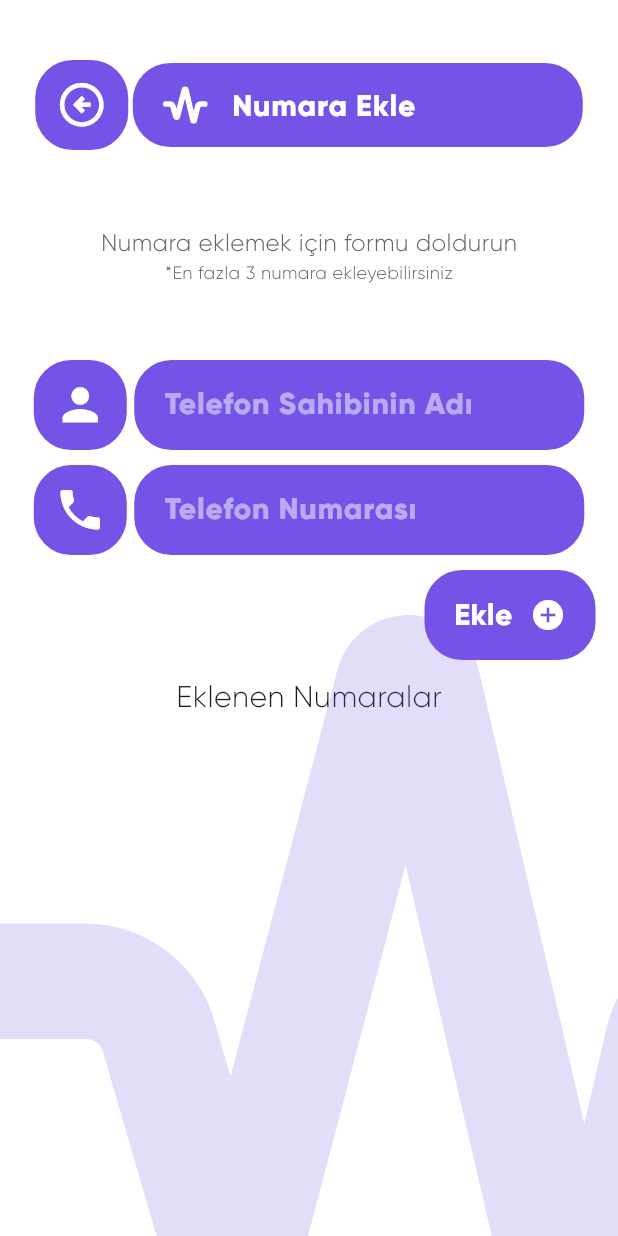
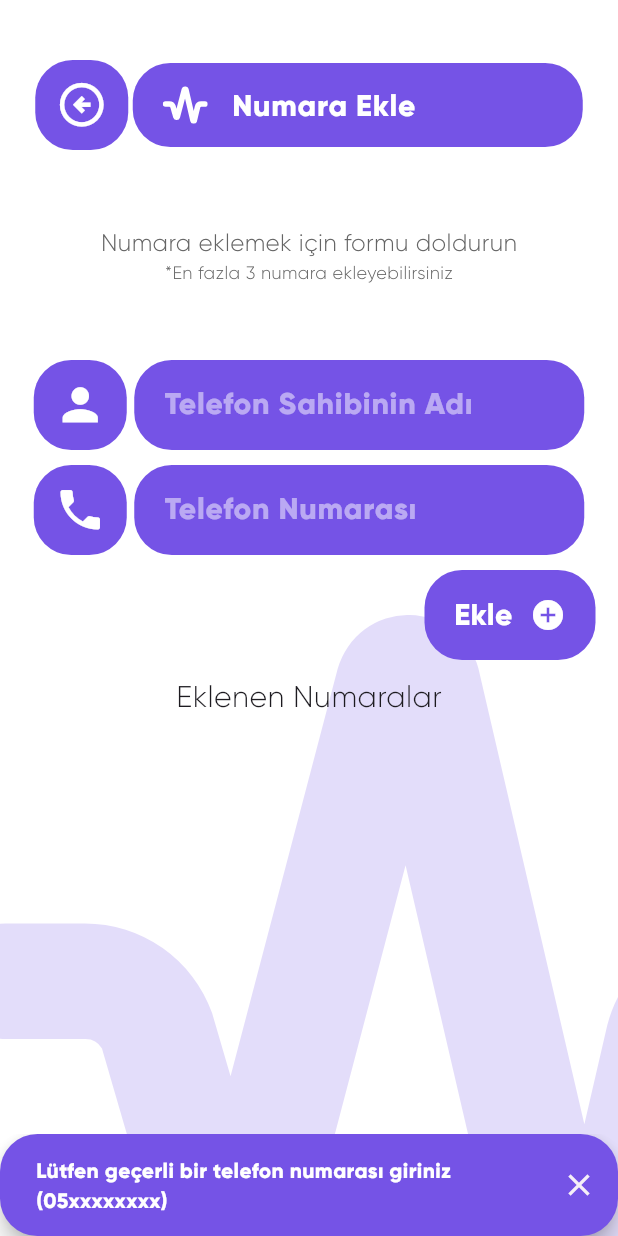
Before and after one commit to alihangedik/buradayim, a Flutter app: the NumberAdd screen opened directly, after a tap on "Ekle", on a phone screen of 412 x 824 dp. Run offline on Flutter 3.47's test engine with Material 2 defaults, Android fonts, the phone set to English and light mode, and no system bars; our stand-ins replace connectivity, flutter_svg, geocoding, geolocator, get_storage, permission_handler; missing offline and left inert: background_sms; accounts and stored records are empty.

```diff
--- a/lib/pages/number_add.dart
+++ b/lib/pages/number_add.dart
@@ -1,4 +1,3 @@
-import 'dart:convert';
 import 'dart:developer';
 
 import 'package:buradayim/components/riversible_appbar.dart';
@@ -27,7 +26,8 @@ class _NumberAddState extends State<NumberAdd> {
   late FocusNode fnPhone;
   @override
   void initState() {
-    readData();
+    readPhoneData();
+    readNameData();
     super.initState();
     tfName = TextEditingController();
     tfPhone = TextEditingController();
@@ -35,27 +35,49 @@ class _NumberAddState extends State<NumberAdd> {
     fnPhone = FocusNode();
   }
 
-  Future<void> readData() async {
-    widget.phoneList = await storageService.readData('phone') ?? [];
-    nameList = await storageService.readData('name') ?? [];
+  var nameList = [];
+
+  Future<void> readPhoneData() async {
+    for (var element in widget.phoneList) {
+      await storageService.readData(element) ?? [];
+    }
   }
 
-  Future<void> saveData() async {
-    await storageService.saveData('phone', widget.phoneList.toString());
-    await storageService.saveData('name', nameList.toString());
+  Future<void> readNameData() async {
+    for (var element in nameList) {
+      await storageService.readData(element) ?? ['Alihan'];
+    }
   }
 
-  var nameList = [];
+  Future<void> savePhoneData() async {
+    await storageService.saveData('phone', widget.phoneList.toString());
+  }
+
+  Future<void> saveNameData() async {
+    await storageService.saveData('name', tfName.text);
+  }
+
   bool isTap = false;
 
   @override
   Widget build(BuildContext context) {
-    return Stack(
+    return Container(
+      color: AppColor.white,
+      child: Stack(
         clipBehavior: Clip.none,
         children: [
+          Positioned(
+            bottom: -100,
+            right: -170,
+            child: SvgPicture.string(
+              AppSvg.buradayimLogo,
+              color: AppColor.purple.withOpacity(0.2),
+              height: 514,
+            ),
+          ),
           Scaffold(
             resizeToAvoidBottomInset: false,
-          backgroundColor: AppColor.white,
+            backgroundColor: AppColor.transp,
             body: Column(
               crossAxisAlignment: CrossAxisAlignment.center,
               children: [
@@ -94,16 +116,8 @@ class _NumberAddState extends State<NumberAdd> {
               ],
             ),
           ),
-        Positioned(
-          bottom: -100,
-          right: -170,
-          child: SvgPicture.string(
-            AppSvg.buradayimLogo,
-            color: AppColor.purple.withOpacity(0.2),
-            height: 514,
+        ],
       ),
-        ),
-      ],
     );
   }
 
@@ -132,8 +146,8 @@ class _NumberAddState extends State<NumberAdd> {
                   icon: SvgPicture.string(AppSvg.trash)),
               tileColor: AppColor.purple,
               title: Text(
-                nameList[index],
-                style: const TextStyle(
+                nameList.isEmpty ? 'Ad alınamadı!' : nameList[index].toString(),
+                style: TextStyle(
                     fontFamily: 'Gilroy-ExtraBold',
                     fontSize: 20,
                     color: AppColor.white),
@@ -164,6 +178,9 @@ class _NumberAddState extends State<NumberAdd> {
           if (!regExp.hasMatch(tfPhone.text)) {
             ScaffoldMessenger.of(context).showSnackBar(
               const SnackBar(
+                shape: RoundedRectangleBorder(
+                    borderRadius: BorderRadius.all(Radius.circular(25))),
+                showCloseIcon: true,
                 duration: Duration(seconds: 4),
                 backgroundColor: AppColor.purple,
                 content: Text(
@@ -189,8 +206,10 @@ class _NumberAddState extends State<NumberAdd> {
               tfPhone.text.length < 12 &&
               !nameList.contains(tfName.text)) {
             nameList.add(tfName.text);
+            setState(() {});
           }
-          saveData();
+          savePhoneData();
+          saveNameData();
           tfName.text = '';
           tfPhone.text = '';
           fnName.unfocus();
```
Also changed, not shown: lib/pages/eartquake_details.dart (+24 -7 lines). Lines whose indentation alone changed are shown as unchanged.
